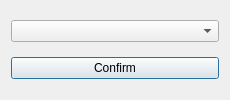
Above: Diogenes/src/selectregiondialog.ui from maxlamberti/Diogenes before the change. Below: the same form after it.
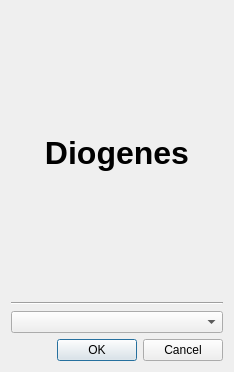
That is the form after the change.

```diff
--- a/Diogenes/src/selectregiondialog.ui
+++ b/Diogenes/src/selectregiondialog.ui
@@ -6,8 +6,8 @@
    <rect>
     <x>0</x>
     <y>0</y>
-    <width>230</width>
-    <height>100</height>
+    <width>234</width>
+    <height>372</height>
    </rect>
   </property>
   <property name="windowTitle">
@@ -15,12 +15,26 @@
   </property>
   <layout class="QVBoxLayout" name="verticalLayout">
    <item>
-    <widget class="QComboBox" name="RegionComboBox"/>
-   </item>
-   <item>
-    <widget class="QPushButton" name="ConfirmButton">
+    <widget class="QLabel" name="DiogenesLabel">
      <property name="text">
-      <string>Confirm</string>
+      <string>&lt;html&gt;&lt;head/&gt;&lt;body&gt;&lt;p align=&quot;center&quot;&gt;&lt;span style=&quot; font-size:24pt; font-weight:600;&quot;&gt;Diogenes&lt;/span&gt;&lt;/p&gt;&lt;/body&gt;&lt;/html&gt;</string>
+     </property>
+    </widget>
+   </item>
+   <item>
+    <widget class="Line" name="line">
+     <property name="orientation">
+      <enum>Qt::Horizontal</enum>
+     </property>
+    </widget>
+   </item>
+   <item>
+    <widget class="QComboBox" name="RegionComboBox"/>
+   </item>
+   <item>
+    <widget class="QDialogButtonBox" name="ButtonBox">
+     <property name="standardButtons">
+      <set>QDialogButtonBox::Cancel|QDialogButtonBox::Ok</set>
      </property>
     </widget>
    </item>
```
